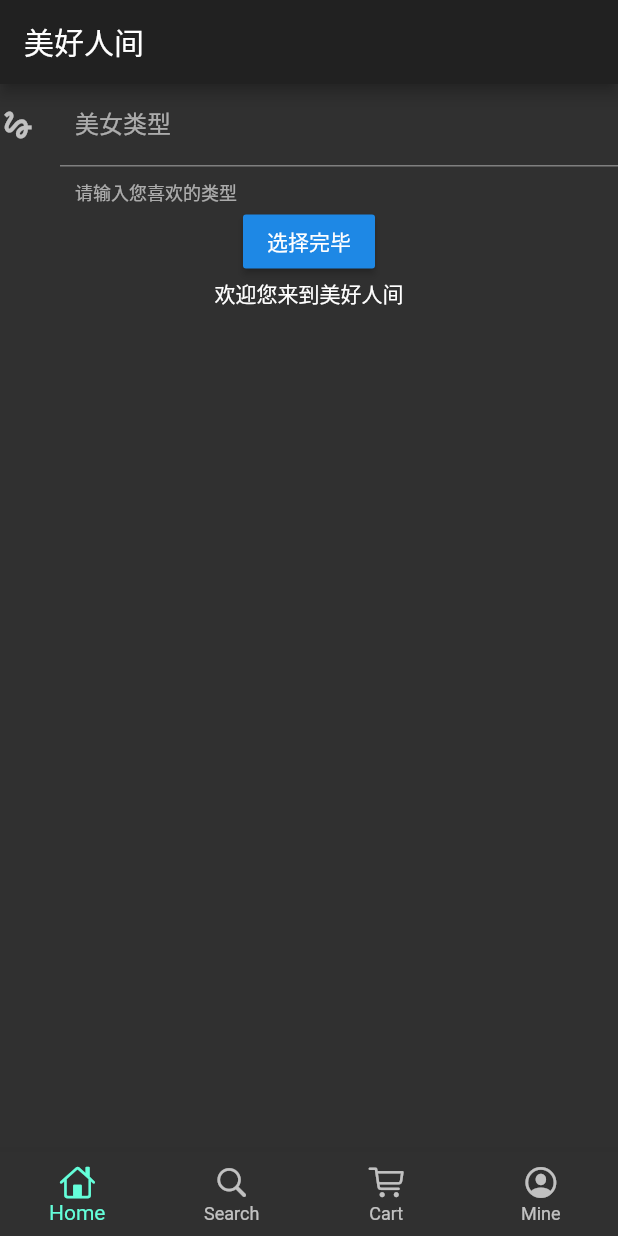
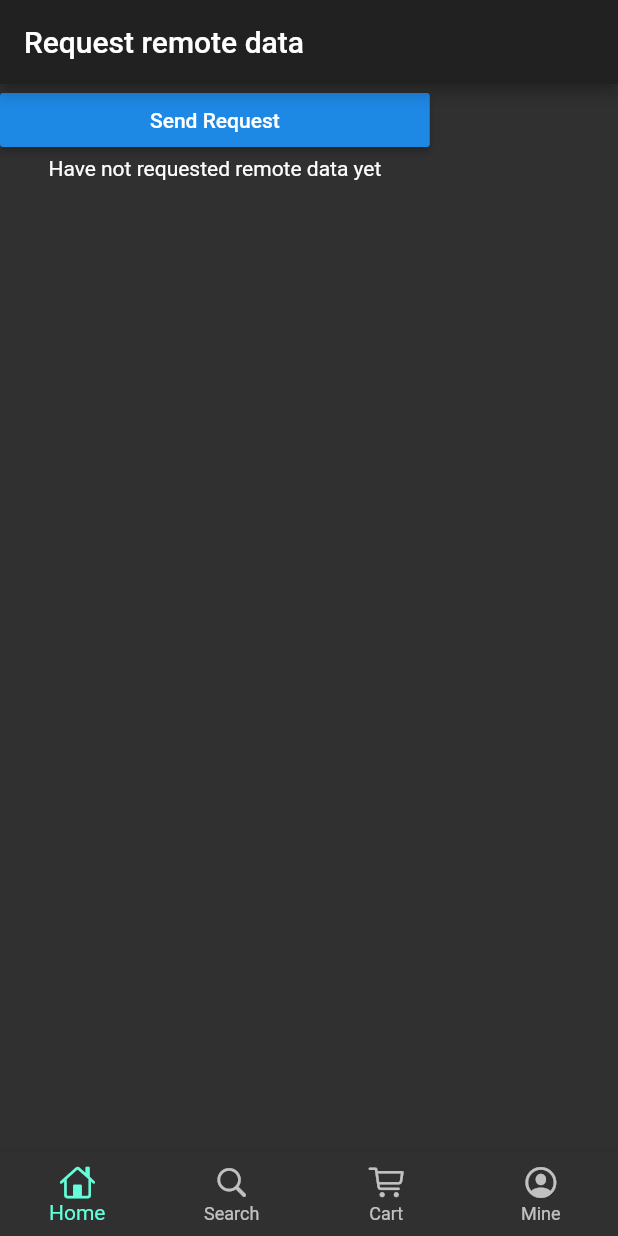
Before and after one commit to HYAdonisCoding/adam_flutter_e_commerce, a Flutter app: the screen it shows after launch, on a phone screen of 412 x 824 dp. Run offline on Flutter 3.47's test engine with Material 2 defaults, Android fonts, the phone set to English and light mode, and no system bars; our stand-ins replace dio.

Commit message:
Flutter Request geekbang remote data

```diff
--- /dev/null
+++ b/lib/config/httpHeaders.dart
@@ -0,0 +1,12 @@
+const httpHeaders = {
+  'Cookie': 'Hm_lpvt_022f847c4e3acd44d4a2481d9187f1e6=1567041537; Hm_lvt_022f847c4e3acd44d4a2481d9187f1e6=1567041448,1567041537; _ga=GA1.2.1350811457.1567041448; _gat=1; _gid=GA1.2.801016127.1567041448; SERVERID=3431a294a18c59fc8f5805662e2bd51e|1567041536|1567041447; MEIQIA_EXTRA_TRACK_ID=1Q4sxizIjL0a2rCR3TItFc3gjY7; MEIQIA_VISIT_ID=1Q4sxfk1JUpuew4cp5KZVsfJXmd',
+  'Accept': 'application/json, text/plain, */*',
+  'Content-Type': 'application/json',
+  'Origin': 'https://time.geekbang.org',
+  'Accept-Language': 'en-us',
+  'Host': 'time.geekbang.org',
+  'User-Agent': 'Mozilla/5.0 (Macintosh; Intel Mac OS X 10_14_5) AppleWebKit/605.1.15 (KHTML, like Gecko) Version/12.1.1 Safari/605.1.15',
+  'Referer': 'https://time.geekbang.org/?category=0&sort=1&order=sort',
+  'Accept-Encoding': 'br, gzip, deflate',
+  'Connection': 'keep-alive',
+};
--- /dev/null
+++ b/lib/config/service_url.dart
@@ -0,0 +1,5 @@
+const service = 'http://test.baixingliangfan.cn/baixing/';
+
+class ServicePath {
+  final homePageContent = service+'wxmini/homePageContent';
+}
--- a/lib/pages/home_page.dart
+++ b/lib/pages/home_page.dart
@@ -1,5 +1,6 @@
 import 'package:flutter/material.dart';
 import 'package:dio/dio.dart';
+import '../config/httpHeaders.dart';
 
 class HomePage extends StatefulWidget {
   @override
@@ -7,85 +8,50 @@ class HomePage extends StatefulWidget {
 }
 
 class _HomePageState extends State<HomePage> {
-  TextEditingController typeController = TextEditingController();
-  String showText = '欢迎您来到美好人间';
+  String showText = 'Have not requested remote data yet';
+
 
   @override
   Widget build(BuildContext context) {
-    return Scaffold(
-      appBar: AppBar(title: Text('美好人间'),),
-      body: SingleChildScrollView(
-        child: Container(
-        height: 1000,
-        child: Column(
-          children: <Widget>[
-            TextField(
-              controller: typeController,
-              decoration: InputDecoration(
-                icon: Icon(Icons.gesture),
-                contentPadding: EdgeInsets.all(10.0),
-                labelText: '美女类型',
-                helperText: '请输入您喜欢的类型'
+    return Container(
+      child: Scaffold(
+        appBar: AppBar(title:Text('Request remote data')),
+        body: SingleChildScrollView(
+          child: Column(
+            children: <Widget>[
+              RaisedButton(
+                onPressed: _geekbang,
+                child: Text('Send Request'),
+                padding: EdgeInsets.only(left: 100, right: 100),
               ),
-              autofocus: false,
-            ),
-            RaisedButton(
-              onPressed: (){
-                print('开始选择你喜欢的类型...');
-                if (typeController.text.toString()=='') {
-                  showDialog(
-                    context: context,
-                    builder: (context)=>AlertDialog(title: Text('美女类型不能为空!'))
-                  );
-                } else {
-                  getHttp(typeController.text.toString()).then((val){
-                    setState((){
-                      print(val['data']['name']);
-                      showText=val['data']['name'].toString();
-                    });
-                  });
-                }
-              },
-              child: Text('选择完毕'),
-            ),
-            Text(
-              showText,
-              overflow: TextOverflow.ellipsis,
-              maxLines: 2,
-            )
-          ],
+              Text(showText),
+            ],
+          ),
         ),
       ),
-      )
     );
   }
 
-  void _choiceActioin() {
-    print('开始选择你喜欢的类型...');
-    if (typeController.text.toString()=='') {
-      showDialog(
-        context: context,
-        builder: (context)=>AlertDialog(title: Text('美女类型不能为空!'),)
-      );
-    } else {
-      getHttp(typeController.text.toString()).then((val){
-        setState((){
-          showText=val['data']['name'].toString();
-        });
+  void _geekbang(){
+    print('开始向极客时间请求数据.........');
+    getHttp().then((val){
+      setState(() {
+        showText = val['data'].toString();
       });
-    }
+    });
   }
 
-  Future getHttp(String typeText) async {
-    try{
+  Future getHttp() async {
+    try {
       Response response;
-      var params = {'name': typeText};
-      response = await Dio().post('https://www.easy-mock.com/mock/5d661e58dedc794b6c2f8093/apiphoneweb/dabaojian.do',
-            queryParameters: params
-          );
+      Dio dio = new Dio();
+      dio.options.headers = httpHeaders;
+      response = await dio.get('https://time.geekbang.org/serv/v1/column/newAll');
+      print(response.data);
       return response.data;
-    } catch(e){
-      return print(e);
+    } catch(e) {
+      print(e);
+      return e;
     }
   }
 }
```
